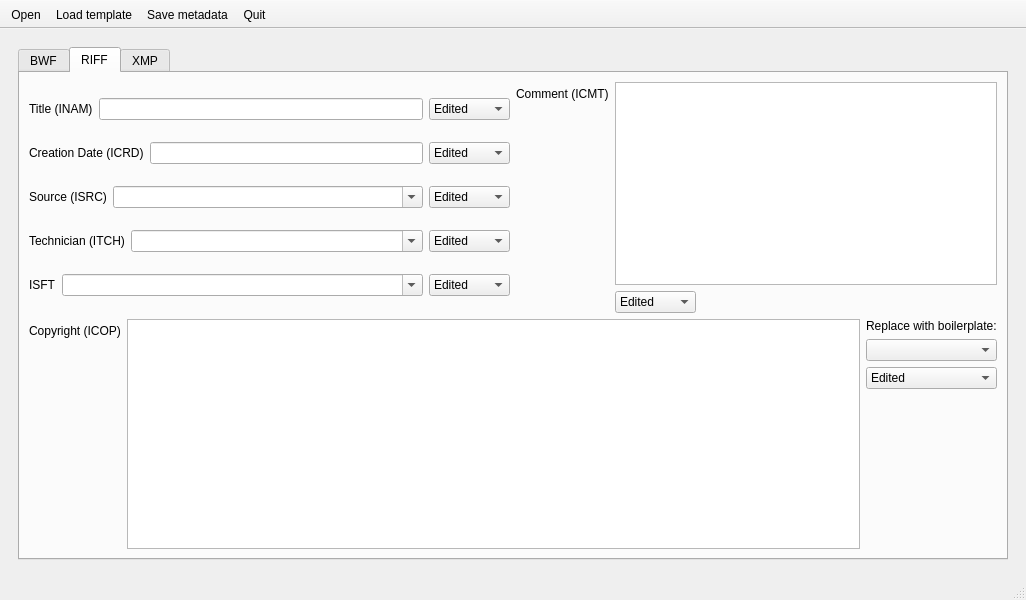
Before: the Qt Designer form autoBWF/tabbed.ui in Ukrainian-History/autoBWF, drawn with Qt 5.
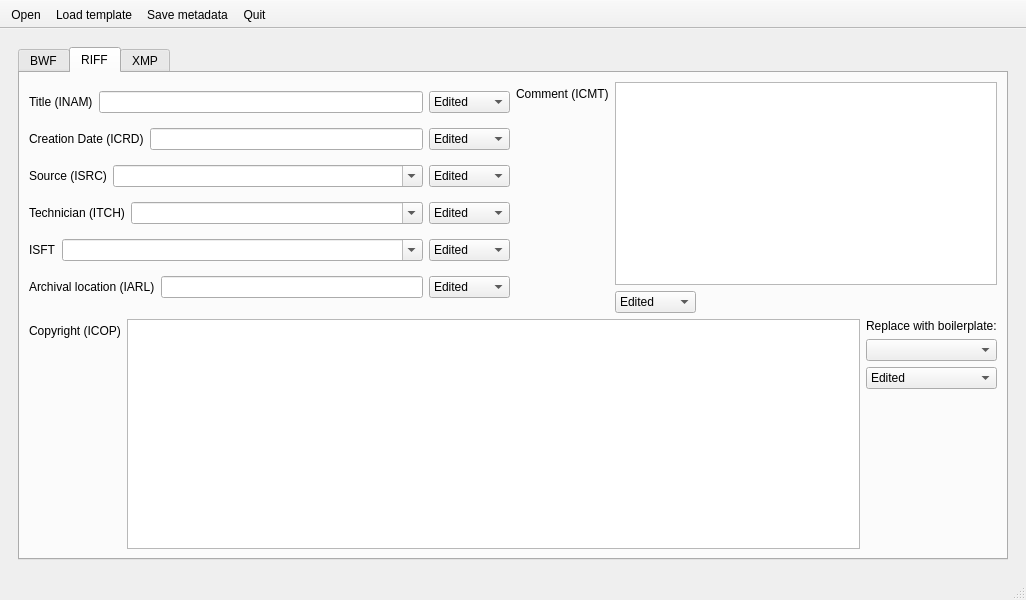
After: the same form once the commit is applied. The open tabs and pages were chosen to show the change.

Commit message: Add IARL, Description sanity checking, and update docs

```diff
--- a/autoBWF/tabbed.ui
+++ b/autoBWF/tabbed.ui
@@ -458,7 +458,7 @@
             <item row="0" column="0">
              <layout class="QVBoxLayout" name="verticalLayout_7">
               <item>
-               <layout class="QHBoxLayout" name="horizontalLayout_19">
+               <layout class="QHBoxLayout" name="horizontalLayout_22">
                 <item>
                  <layout class="QVBoxLayout" name="verticalLayout_6">
                   <item>
@@ -656,6 +656,39 @@
                     </item>
                    </layout>
                   </item>
+                  <item>
+                   <layout class="QHBoxLayout" name="horizontalLayout_19">
+                    <item>
+                     <widget class="QLabel" name="isftLabel_2">
+                      <property name="text">
+                       <string>Archival location (IARL)</string>
+                      </property>
+                     </widget>
+                    </item>
+                    <item>
+                     <widget class="QLineEdit" name="iarlLine"/>
+                    </item>
+                    <item>
+                     <widget class="QComboBox" name="iarlSwitcher">
+                      <item>
+                       <property name="text">
+                        <string>Edited</string>
+                       </property>
+                      </item>
+                      <item>
+                       <property name="text">
+                        <string>Original</string>
+                       </property>
+                      </item>
+                      <item>
+                       <property name="text">
+                        <string>Template</string>
+                       </property>
+                      </item>
+                     </widget>
+                    </item>
+                   </layout>
+                  </item>
                  </layout>
                 </item>
                 <item>
```
Left out of the diff: 2 changed lines with no effect on the pictures. The commit also changes 3 other files.
